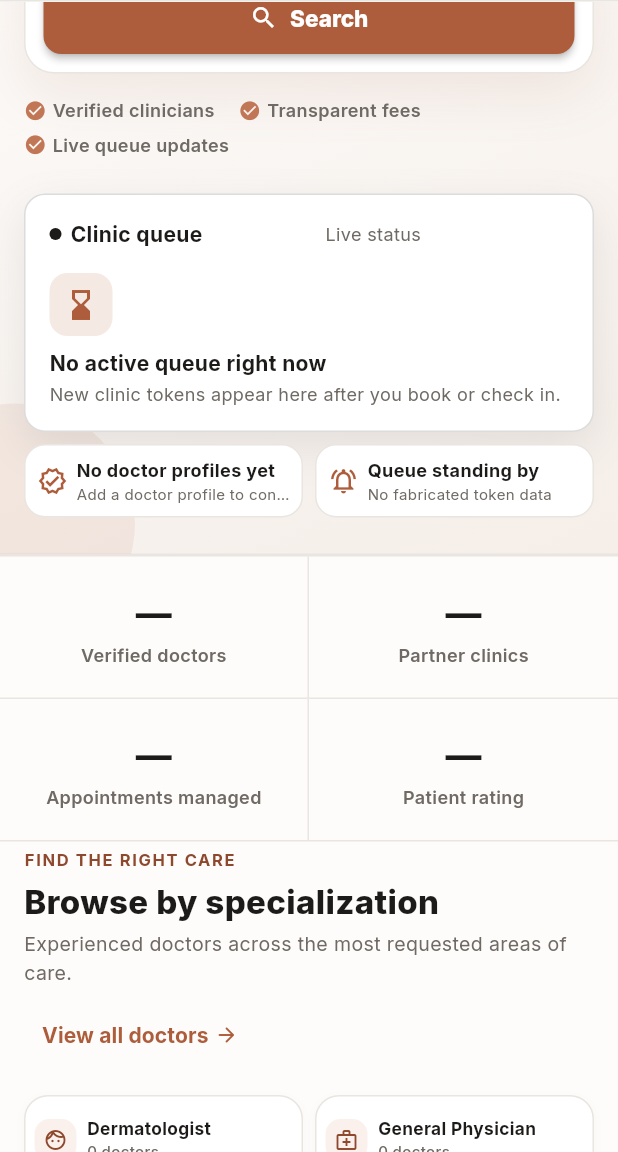
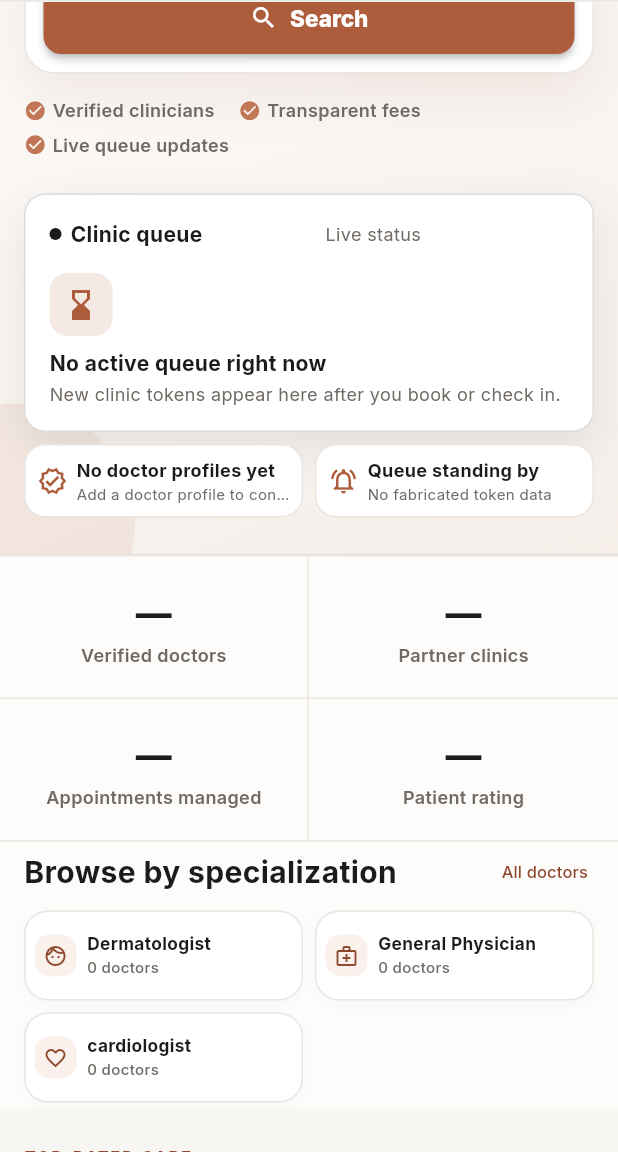
Before and after one commit to Prakash8279/bookMyDoctor, a Flutter app: the screen it shows after launch, scrolled down 576 dp, on a phone screen of 412 x 824 dp, the part 84-1236 px from its top. Run offline on Flutter 3.47's test engine with Material 3 defaults, Android fonts, the phone set to English and light mode, and no system bars; our stand-ins replace cached_network_image, connectivity_plus, dio, flutter_secure_storage, geolocator, google_sign_in and 4 more; missing offline and left inert: razorpay_flutter; accounts and stored records are empty; network calls fail; project files that could hold a hidden picture were left out.

Commit message:
Reduce mobile specialty heading spacing

```diff
--- a/mobile/lib/screens/guest/guest_home_screen.dart
+++ b/mobile/lib/screens/guest/guest_home_screen.dart
@@ -1322,6 +1322,31 @@ class _SpecializationsSectionState extends State<_SpecializationsSection> {
       child: Column(
         crossAxisAlignment: CrossAxisAlignment.start,
         children: [
+          if (visibleCount == 4)
+            Padding(
+              padding: const EdgeInsets.only(bottom: 10),
+              child: Row(
+                children: [
+                  Expanded(
+                    child: Text('Browse by specialization',
+                        style: TextStyle(
+                            fontSize: 20,
+                            fontWeight: FontWeight.w700,
+                            color: context.palette.textPrimary)),
+                  ),
+                  TextButton(
+                    onPressed: widget.onSeeAll,
+                    style: TextButton.styleFrom(
+                        padding: const EdgeInsets.symmetric(horizontal: 4),
+                        minimumSize: const Size(0, 32),
+                        tapTargetSize: MaterialTapTargetSize.shrinkWrap),
+                    child: const Text('All doctors',
+                        style: TextStyle(fontSize: 11)),
+                  ),
+                ],
+              ),
+            )
+          else
             PageHeader(
               kicker: 'Find the right care',
               title: 'Browse by specialization',
```
Also changed, not shown: 1 other file. Lines whose indentation alone changed are shown as unchanged.
